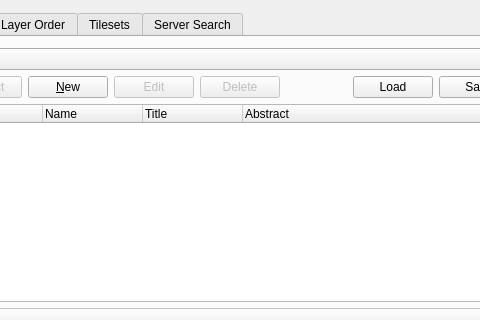
The window that src/ui/qgsowssourceselectbase.ui (carsmie/QGIS) describes before a commit, drawn with Qt 5; both pictures show x 82 to 562 and y 0 to 320 of the 743 by 615 pixel window.
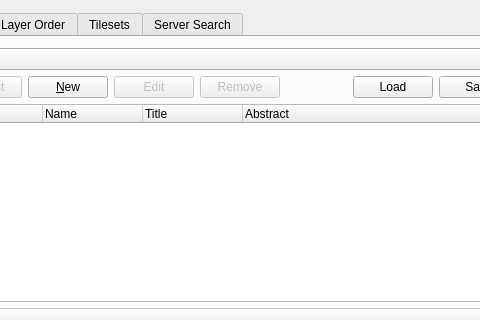
The same window after the commit. Icons and pictures are not drawn.

Commit message:
Reword delete button in service connection dialog
Similar to 5fd5716d70a2ae395121791ba3540f4506761cfb

```diff
--- a/src/ui/qgsowssourceselectbase.ui
+++ b/src/ui/qgsowssourceselectbase.ui
@@ -99,7 +99,7 @@
             <bool>false</bool>
            </property>
            <property name="text">
-            <string>Delete</string>
+            <string>Remove</string>
            </property>
           </widget>
          </item>
```
Left out of the diff: 12 changed lines with no effect on the pictures. The commit also changes 3 other files.
